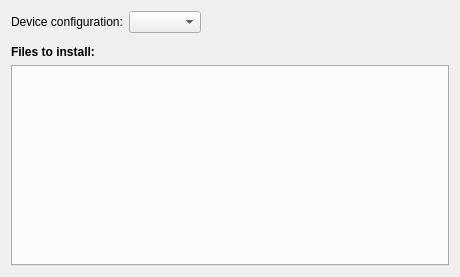
This is src/plugins/qt4projectmanager/qt-maemo/maemodeploystepwidget.ui in qt-creator/qt-creator as Qt 5 draws it before an edit. The edited form follows.
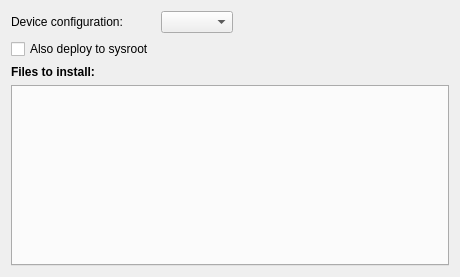
This is the edited form.

Commit message: Maemo: Deploy to sysroot.

```diff
--- a/src/plugins/qt4projectmanager/qt-maemo/maemodeploystepwidget.ui
+++ b/src/plugins/qt4projectmanager/qt-maemo/maemodeploystepwidget.ui
@@ -46,6 +46,13 @@
      <item row="1" column="1">
       <layout class="QHBoxLayout" name="horizontalLayout_2"/>
      </item>
+     <item row="1" column="0">
+      <widget class="QCheckBox" name="deployToSysrootCheckBox">
+       <property name="text">
+        <string>Also deploy to sysroot</string>
+       </property>
+      </widget>
+     </item>
     </layout>
    </item>
    <item>
```
The commit also changes 6 other files.
